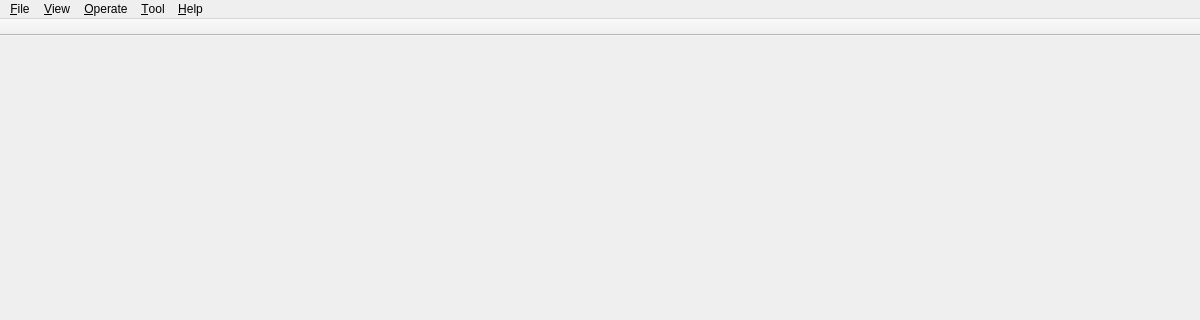
Before: the Qt Designer form source/wnd/mainwindow.ui in ww4u/mct-h2, drawn with Qt 5; both pictures show x 0 to 1200 and y 0 to 320 of the 1200 by 900 pixel window.
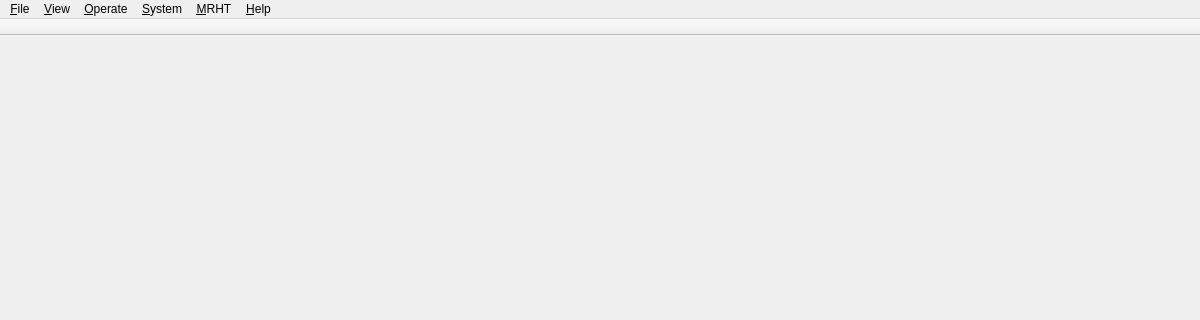
After: the same form once the commit is applied. Icons and pictures are not drawn.

```diff
--- a/source/wnd/mainwindow.ui
+++ b/source/wnd/mainwindow.ui
@@ -71,7 +71,7 @@
    </widget>
    <widget class="QMenu" name="menuToo">
     <property name="title">
-     <string>&amp;Tool</string>
+     <string>&amp;MRHT</string>
     </property>
     <addaction name="actionWifi"/>
     <addaction name="actionUpdateFirmware"/>
@@ -96,11 +96,19 @@
     </widget>
     <addaction name="menuLanguage"/>
     <addaction name="menuStyle"/>
+   </widget>
+   <widget class="QMenu" name="menusystem">
+    <property name="title">
+     <string>&amp;System</string>
+    </property>
+    <addaction name="actionPoweroff"/>
+    <addaction name="actionReboot"/>
     <addaction name="actionDPI"/>
    </widget>
    <addaction name="menuFile"/>
    <addaction name="menuView"/>
    <addaction name="menuOperate"/>
+   <addaction name="menusystem"/>
    <addaction name="menuToo"/>
    <addaction name="menuHelp"/>
   </widget>
```
Left out of the diff: 10 changed lines with no effect on the pictures.
